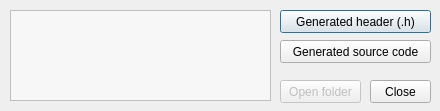
Above: source/application/finish.ui from newtoo-official/Newtoo-web-interface-mapper before the change. Below: the same form after it.
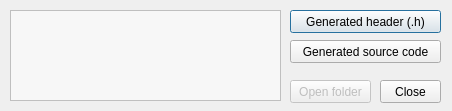
That is the form after the change. Icons and pictures are not drawn.

```diff
--- a/source/application/finish.ui
+++ b/source/application/finish.ui
@@ -6,19 +6,19 @@
    <rect>
     <x>0</x>
     <y>0</y>
-    <width>440</width>
+    <width>452</width>
     <height>111</height>
    </rect>
   </property>
   <property name="minimumSize">
    <size>
-    <width>440</width>
+    <width>452</width>
     <height>111</height>
    </size>
   </property>
   <property name="maximumSize">
    <size>
-    <width>440</width>
+    <width>452</width>
     <height>111</height>
    </size>
   </property>
@@ -43,7 +43,7 @@
     <rect>
      <x>10</x>
      <y>10</y>
-     <width>261</width>
+     <width>271</width>
      <height>91</height>
     </rect>
    </property>
@@ -60,7 +60,7 @@
   <widget class="QPushButton" name="showh">
    <property name="geometry">
     <rect>
-     <x>280</x>
+     <x>290</x>
      <y>10</y>
      <width>151</width>
      <height>23</height>
@@ -73,7 +73,7 @@
   <widget class="QPushButton" name="showcpp">
    <property name="geometry">
     <rect>
-     <x>280</x>
+     <x>290</x>
      <y>40</y>
      <width>151</width>
      <height>23</height>
@@ -86,7 +86,7 @@
   <widget class="QPushButton" name="close">
    <property name="geometry">
     <rect>
-     <x>370</x>
+     <x>380</x>
      <y>80</y>
      <width>61</width>
      <height>23</height>
@@ -102,7 +102,7 @@
    </property>
    <property name="geometry">
     <rect>
-     <x>280</x>
+     <x>290</x>
      <y>80</y>
      <width>81</width>
      <height>23</height>
```
